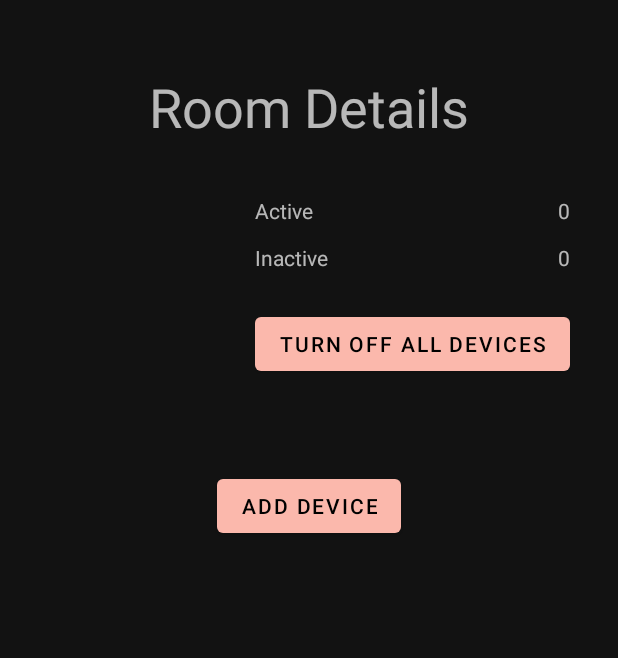
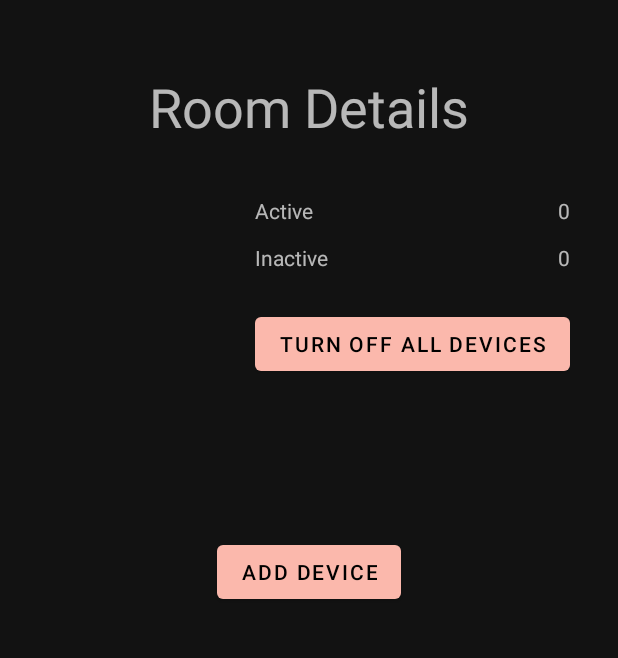
Before and after one commit to argruk/smarthome_android, an Android app: the DetailActivity screen opened directly, with no data from a screen before it, on a phone screen of 412 x 824 dp, the part 62-720 px from its top. Run offline under Robolectric (Android 15) with nearby library versions, the phone set to English and light mode, and no system bars; our stand-ins replace Firebase (no records; nobody signed in at launch, a user with empty details on screens opened directly); libraries missing offline, so code that uses them is left out: org.eclipse.paho; Roboto replaces fonts that are not available here; 7 statements that could not run were skipped.

Commit message:
Room Layout fixed, merged master with Aleksandra's last commit

```diff
--- a/app/src/main/res/layout/activity_main.xml
+++ b/app/src/main/res/layout/activity_main.xml
@@ -11,7 +11,7 @@
         android:layout_width="wrap_content"
         android:layout_height="wrap_content"
         android:layout_marginTop="32dp"
-        android:text="ALL ROOMS"
+        android:text="@string/all_rooms"
         android:textSize="36sp"
         app:layout_constraintEnd_toEndOf="parent"
         app:layout_constraintStart_toStartOf="parent"
--- a/app/src/main/res/layout/room_layout_activity.xml
+++ b/app/src/main/res/layout/room_layout_activity.xml
@@ -16,7 +16,7 @@
 
         <LinearLayout
             android:layout_width="match_parent"
-            android:layout_height="match_parent"
+            android:layout_height="wrap_content"
             android:orientation="vertical">
 
             <TextView
@@ -112,11 +112,11 @@
             <androidx.recyclerview.widget.RecyclerView
                 android:id="@+id/all_devices"
                 android:layout_width="match_parent"
-                android:layout_height="wrap_content"
+                android:layout_height="match_parent"
                 android:layout_marginStart="32dp"
-                android:layout_marginTop="32dp"
+                android:layout_marginTop="50dp"
                 android:layout_marginEnd="32dp"
-                android:layout_marginBottom="24dp" />
+                android:layout_marginBottom="50dp" />
 
             <Button
                 android:id="@+id/new_device"
```
